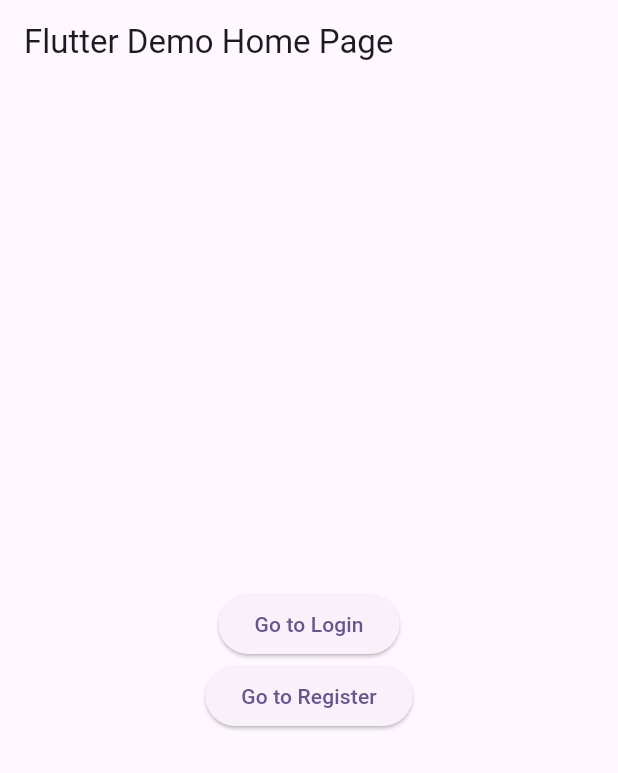
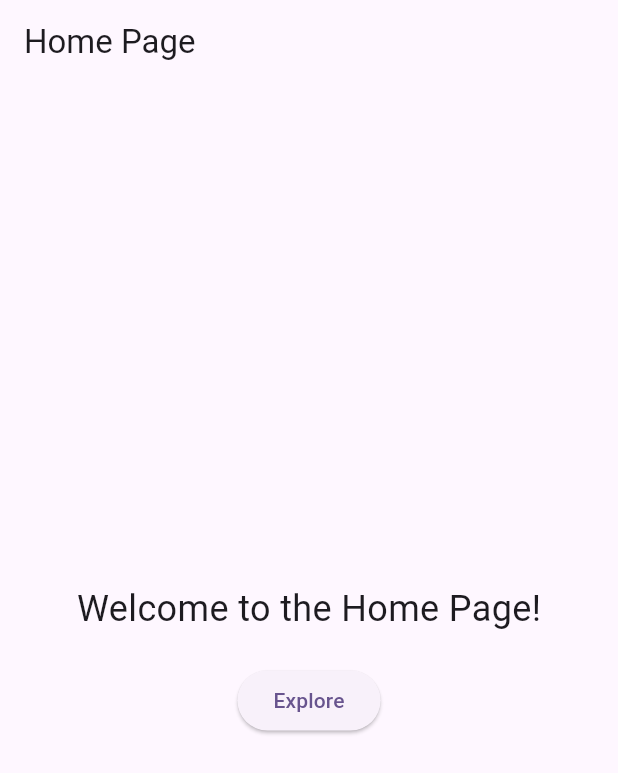
Before and after one commit to motasimfuad/blood_bank, a Flutter app: the screen it shows after launch, on a phone screen of 412 x 824 dp. Shown: the top 773 px of the screen. Run offline on Flutter 3.47's test engine with Material 2 defaults, Android fonts, the phone set to English and light mode, and no system bars.

Commit message:
Home page added

```diff
--- a/lib/main.dart
+++ b/lib/main.dart
@@ -1,6 +1,5 @@
 import 'package:flutter/material.dart';
-import 'package:freelancing/login_page.dart';
-import 'package:freelancing/register_page.dart';
+import 'package:freelancing/src/features/home/home_page.dart';
 
 void main() {
   runApp(const MyApp());
@@ -12,52 +11,14 @@ class MyApp extends StatelessWidget {
   @override
   Widget build(BuildContext context) {
     return MaterialApp(
-      title: 'Flutter Demo',
+      title: 'Blood Bank',
       theme: ThemeData(
-        colorScheme: ColorScheme.fromSeed(seedColor: Colors.deepPurple),
+        colorScheme: ColorScheme.fromSeed(
+          seedColor: Colors.deepPurple,
+        ),
         useMaterial3: true,
       ),
-      home: const MyHomePage(title: 'Flutter Demo Home Page'),
+      home: const HomePage(),
     );
   }
 }
-
-class MyHomePage extends StatelessWidget {
-  const MyHomePage({super.key, required this.title});
-
-  final String title;
-
-  @override
-  Widget build(BuildContext context) {
-    return Scaffold(
-      appBar: AppBar(
-        title: Text(title),
-      ),
-      body: Center(
-        child: Column(
-          mainAxisAlignment: MainAxisAlignment.center,
-          children: <Widget>[
-            ElevatedButton(
-              onPressed: () {
-                Navigator.push(
-                  context,
-                  MaterialPageRoute(builder: (context) => const LoginPage()),
-                );
-              },
-              child: const Text('Go to Login'),
-            ),
-            ElevatedButton(
-              onPressed: () {
-                Navigator.push(
-                  context,
-                  MaterialPageRoute(builder: (context) => const RegisterPage()),
-                );
-              },
-              child: const Text('Go to Register'),
-            ),
-          ],
-        ),
-      ),
-    );
-  }
-}
--- /dev/null
+++ b/lib/src/features/home/home_page.dart
@@ -0,0 +1,30 @@
+import 'package:flutter/material.dart';
+
+class HomePage extends StatelessWidget {
+  const HomePage({Key? key}) : super(key: key);
+
+  @override
+  Widget build(BuildContext context) {
+    return Scaffold(
+      appBar: AppBar(
+        title: const Text('Home Page'),
+      ),
+      body: Center(
+        child: Column(
+          mainAxisAlignment: MainAxisAlignment.center,
+          children: <Widget>[
+            const Text(
+              'Welcome to the Home Page!',
+              style: TextStyle(fontSize: 24),
+            ),
+            const SizedBox(height: 20),
+            ElevatedButton(
+              onPressed: () {},
+              child: const Text('Explore'),
+            ),
+          ],
+        ),
+      ),
+    );
+  }
+}
```
Also changed, not shown: lib/src/features/auth/login_page.dart (renamed from lib/login_page.dart), lib/src/features/auth/register_page.dart (renamed from lib/register_page.dart), 1 other file.
